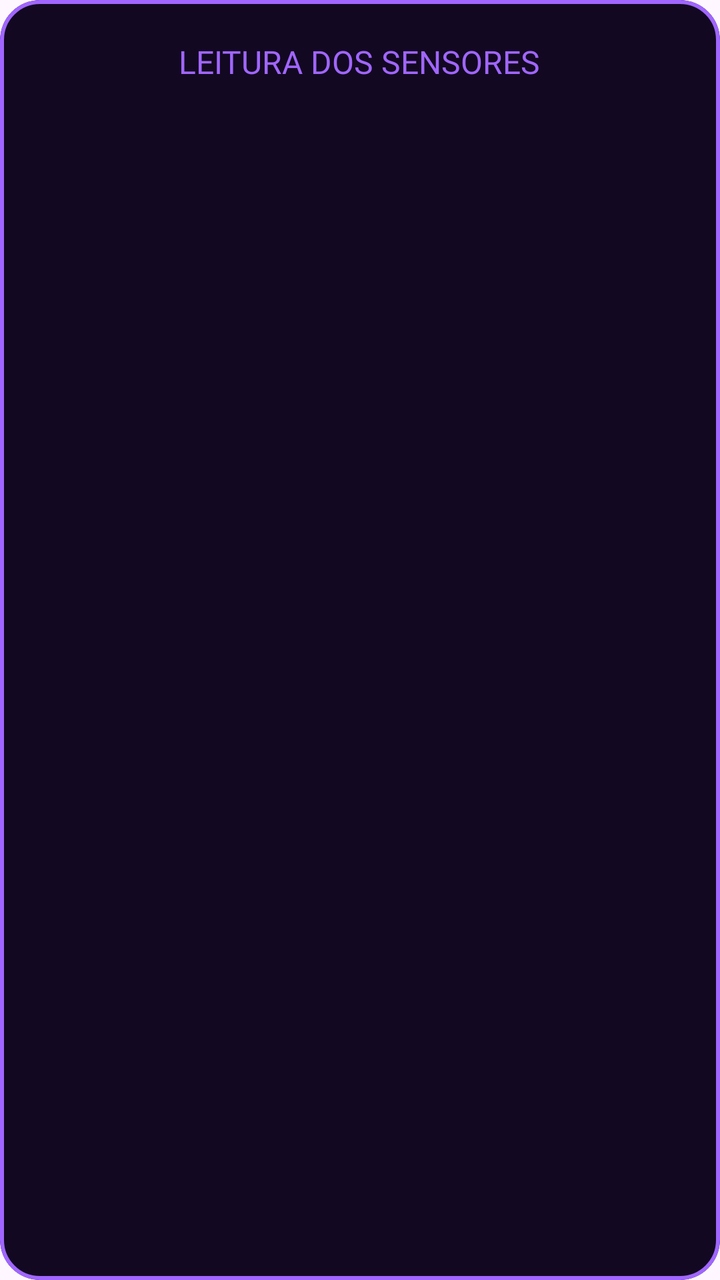
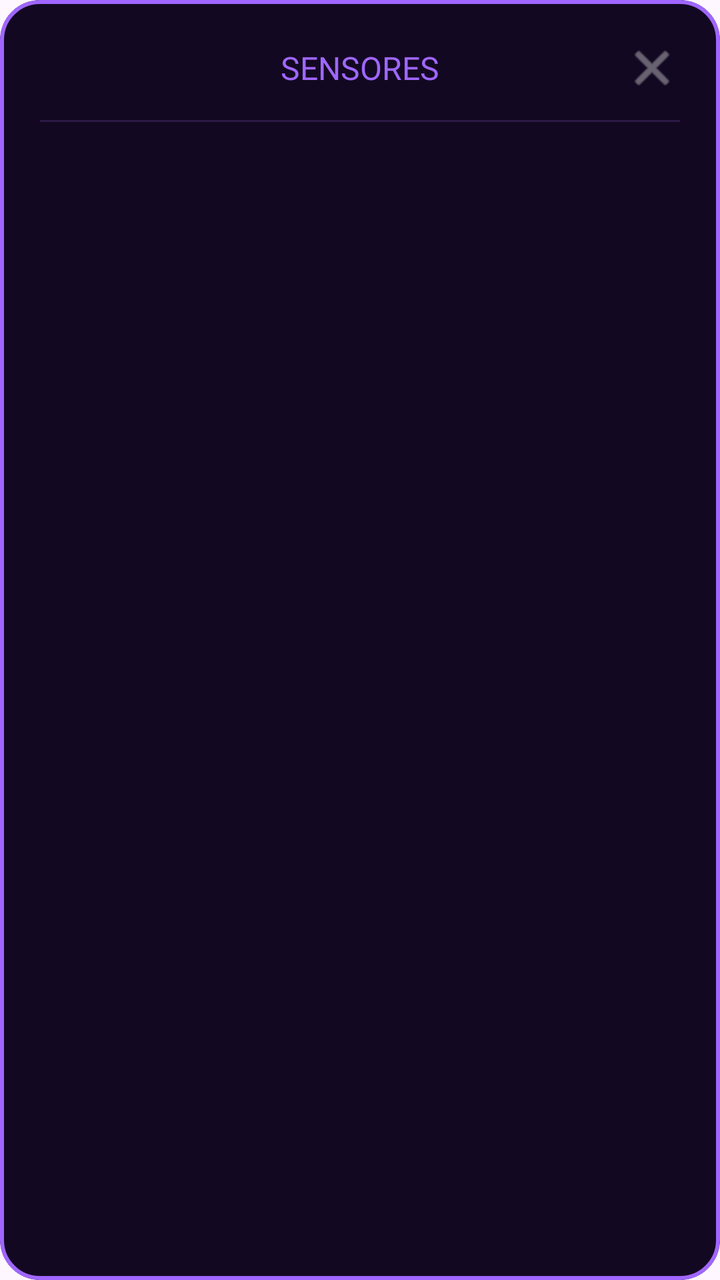

Compare the two renders of this Android layout. The source of the first and the diff that turns it into the second are given below.
<!-- AndroidManifest.xml: application theme Theme.ZeGuiaApp -->
<!-- res/layout/modal_sensores.xml -->
<?xml version="1.0" encoding="utf-8"?>
<com.google.android.material.card.MaterialCardView
    xmlns:android="http://schemas.android.com/apk/res/android"
    xmlns:app="http://schemas.android.com/apk/res-auto"
    android:layout_width="300dp"
    android:layout_height="wrap_content"
    app:cardBackgroundColor="#130822"
    app:cardCornerRadius="20dp"
    app:strokeColor="#A066FF"
    app:strokeWidth="2dp">

    <LinearLayout
        android:layout_width="match_parent"
        android:layout_height="wrap_content"
        android:orientation="vertical"
        android:padding="20dp"
        android:gravity="center">

        <TextView
            android:layout_width="wrap_content"
            android:layout_height="wrap_content"
            android:text="LEITURA DOS SENSORES"
            android:textColor="#A066FF"
            android:fontFamily="@font/orbitron"
            android:textSize="16sp"
            android:layout_marginBottom="15dp"/>

        <TextView
            android:id="@+id/txtValoresSensores"
            android:layout_width="match_parent"
            android:layout_height="wrap_content"
            android:gravity="center"
            android:ems="10"
            android:minLines="2"
            android:textColor="#00FF66"
            android:textSize="20sp"
            android:fontFamily="monospace" /> ```

    </LinearLayout>
</com.google.android.material.card.MaterialCardView>
<!-- resources referenced by this layout -->
<resources>
  <style name="Theme.ZeGuiaApp" parent="Base.Theme.ZeGuiaApp" />
  <style name="Base.Theme.ZeGuiaApp" parent="Theme.Material3.DayNight.NoActionBar">
          <item name="android:statusBarColor">#2D1B4E</item>
          
          
      </style>
</resources>

<!-- the commit's change to res/layout/modal_sensores.xml (unified diff, before → after) -->
@@ -2,8 +2,9 @@
 <com.google.android.material.card.MaterialCardView
     xmlns:android="http://schemas.android.com/apk/res/android"
     xmlns:app="http://schemas.android.com/apk/res-auto"
-    android:layout_width="300dp"
+    android:layout_width="320dp"
     android:layout_height="wrap_content"
+    android:layout_gravity="center"
     app:cardBackgroundColor="#130822"
     app:cardCornerRadius="20dp"
     app:strokeColor="#A066FF"
@@ -13,28 +14,51 @@
         android:layout_width="match_parent"
         android:layout_height="wrap_content"
         android:orientation="vertical"
-        android:padding="20dp"
-        android:gravity="center">
+        android:padding="20dp">
 
-        <TextView
-            android:layout_width="wrap_content"
+        <RelativeLayout
+            android:layout_width="match_parent"
             android:layout_height="wrap_content"
-            android:text="LEITURA DOS SENSORES"
-            android:textColor="#A066FF"
-            android:fontFamily="@font/orbitron"
-            android:textSize="16sp"
-            android:layout_marginBottom="15dp"/>
+            android:layout_marginBottom="12dp">
+
+            <TextView
+                android:layout_width="wrap_content"
+                android:layout_height="wrap_content"
+                android:layout_centerInParent="true"
+                android:text="SENSORES"
+                android:textColor="#A066FF"
+                android:fontFamily="@font/orbitron"
+                android:textSize="16sp" />
+
+            <ImageView
+                android:id="@+id/btnFecharSensores"
+                android:layout_width="28dp"
+                android:layout_height="28dp"
+                android:layout_alignParentEnd="true"
+                android:layout_centerVertical="true"
+                android:clickable="true"
+                android:focusable="true"
+                android:background="?attr/selectableItemBackgroundBorderless"
+                android:src="@android:drawable/ic_menu_close_clear_cancel"
+                app:tint="#A09DA5" />
+        </RelativeLayout>
+
+        <View
+            android:layout_width="match_parent"
+            android:layout_height="1dp"
+            android:background="#2E1A47"
+            android:layout_marginBottom="16dp" />
 
         <TextView
             android:id="@+id/txtValoresSensores"
             android:layout_width="match_parent"
             android:layout_height="wrap_content"
             android:gravity="center"
-            android:ems="10"
-            android:minLines="2"
+            android:minLines="3"
             android:textColor="#00FF66"
-            android:textSize="20sp"
-            android:fontFamily="monospace" /> ```
+            android:textSize="18sp"
+            android:lineSpacingExtra="6dp"
+            android:fontFamily="monospace" />
 
     </LinearLayout>
 </com.google.android.material.card.MaterialCardView>
